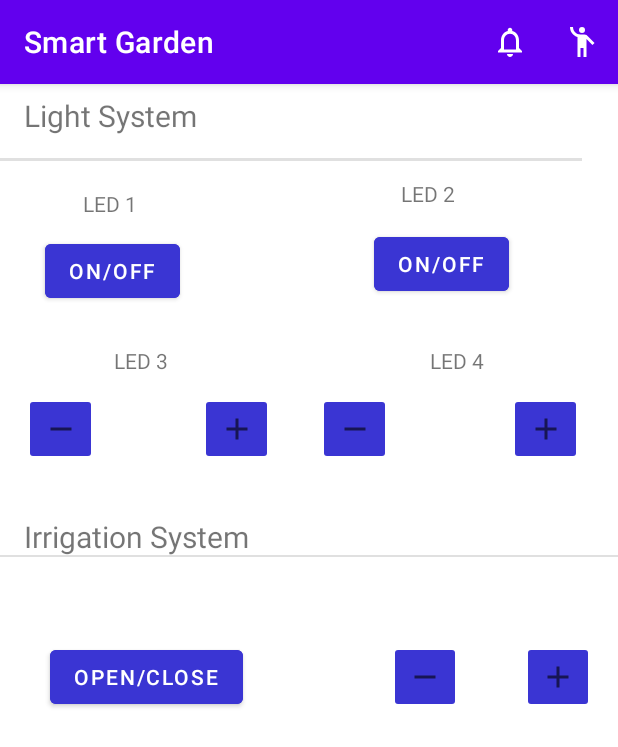
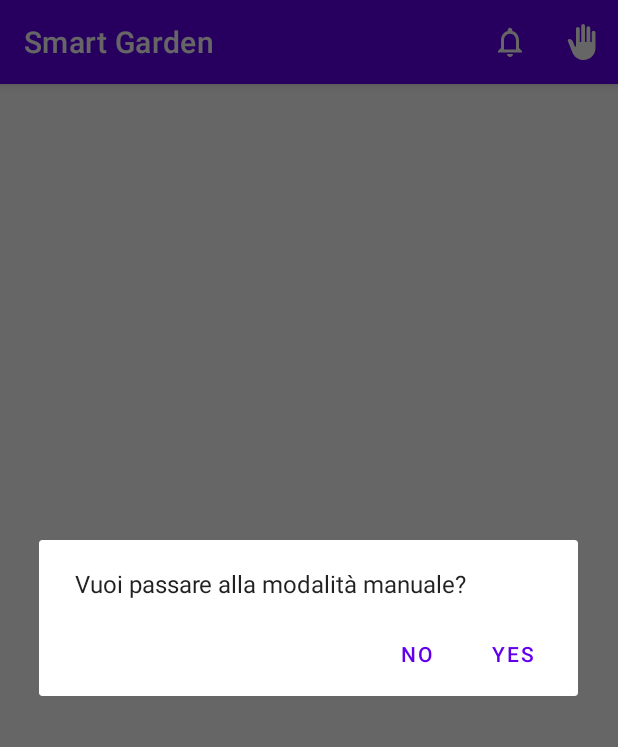
Before and after one commit to 9gusgusgus9/assignement_03, an Android app: the screen it shows after launch (MainActivity), after a tap on "Manual mode", on a phone screen of 412 x 824 dp. Shown: the top 747 px of the screen. Run offline under Robolectric (Android 15) with nearby library versions, the phone set to English and light mode, and no system bars.

Commit message:
Working Garden App

```diff
--- a/garden-app/app/src/main/java/com/example/garden_app/MainActivity.java
+++ b/garden-app/app/src/main/java/com/example/garden_app/MainActivity.java
@@ -1,14 +1,94 @@
 package com.example.garden_app;
 
+import androidx.annotation.NonNull;
+import androidx.appcompat.app.AlertDialog;
 import androidx.appcompat.app.AppCompatActivity;
 
+import android.annotation.SuppressLint;
+import android.content.DialogInterface;
 import android.os.Bundle;
+import android.view.Menu;
+import android.view.MenuItem;
+import android.view.View;
+import android.widget.Button;
+import android.widget.ImageButton;
+import android.widget.ScrollView;
+import android.widget.TextView;
 
 public class MainActivity extends AppCompatActivity {
+
+    private int led3Val;
+    private int led4Val;
+    private int irrigationVal;
+    private Status currentMode;
+
+    private Button led1;
+    private Button led2;
+    private ImageButton led3Meno;
+    private ImageButton led3Piu;
+    private TextView infoLed3;
+    private ImageButton led4Piu;
+    private ImageButton led4Meno;
+    private TextView infoLed4;
+    private TextView infoIrragation;
+    private Button irrigation;
+    private ImageButton irrigationPiu;
+    private ImageButton irrigationMeno;
+
+    private Button alarm;
+    private Button manualMode;
+    private ScrollView scrollView;
 
     @Override
     protected void onCreate(Bundle savedInstanceState) {
         super.onCreate(savedInstanceState);
         setContentView(R.layout.activity_main);
+        currentMode = Status.Auto;
+        if(this != null){
+            Utilities.setUpToolBar(this, "Smart Garden");
+        }
+
+        led1 = findViewById(R.id.led1_OnOff);
+        led2 = findViewById(R.id.led2_OnOff);
+        led3Piu = findViewById(R.id.led3_piu);
+        led3Meno = findViewById(R.id.led3_meno);
+        infoLed3 = findViewById(R.id.led3_info);
+        led4Piu = findViewById(R.id.led4_piu);
+        led4Meno = findViewById(R.id.led4_meno);
+        infoLed4 = findViewById(R.id.led4_info);
+        infoIrragation = findViewById(R.id.irrigationInfo);
+        irrigation = findViewById(R.id.irrigationButton);
+        irrigationPiu = findViewById(R.id.irrigationPiu);
+        irrigationMeno = findViewById(R.id.irrigationMeno);
+        scrollView = findViewById(R.id.scrollView);
+
+        scrollView.setVisibility(View.INVISIBLE);
+
+    }
+
+
+
+    @Override
+    public boolean onCreateOptionsMenu(Menu menu) {
+        getMenuInflater().inflate(R.menu.top_app_bar, menu);
+        return true;
+    }
+
+    @Override
+    public boolean onOptionsItemSelected(@NonNull MenuItem item) {
+        if (item.getItemId() == R.id.manual) {
+            new AlertDialog.Builder(this).setMessage("Vuoi passare alla modalità manuale?").setPositiveButton("Yes", new DialogInterface.OnClickListener() {
+                @Override
+                public void onClick(DialogInterface dialogInterface, int i) {
+                    scrollView.setVisibility(View.VISIBLE);
+                }
+            }).setNegativeButton("No", new DialogInterface.OnClickListener() {
+                @Override
+                public void onClick(DialogInterface dialogInterface, int i) {
+                    dialogInterface.cancel();
+                }
+            }).show();
+        }
+        return false;
     }
 }
--- /dev/null
+++ b/garden-app/app/src/main/java/com/example/garden_app/Status.java
@@ -0,0 +1,5 @@
+package com.example.garden_app;
+
+public enum Status {
+    Auto, Manual, Alarm;
+}
--- /dev/null
+++ b/garden-app/app/src/main/java/com/example/garden_app/Utilities.java
@@ -0,0 +1,19 @@
+package com.example.garden_app;
+
+import androidx.appcompat.app.ActionBar;
+import androidx.appcompat.app.AppCompatActivity;
+import androidx.appcompat.widget.Toolbar;
+
+public class Utilities {
+    public static void setUpToolBar(AppCompatActivity activity, String title){
+        ActionBar actionBar = activity.getSupportActionBar();
+        if(actionBar == null){
+            Toolbar toolBar = new Toolbar(activity);
+            activity.setSupportActionBar(toolBar);
+        }
+        else{
+            activity.getSupportActionBar().setTitle(title);
+        }
+    }
+
+}
--- /dev/null
+++ b/garden-app/app/src/main/res/drawable/ic_baseline_back_hand_24.xml
@@ -0,0 +1,10 @@
+<vector xmlns:android="http://schemas.android.com/apk/res/android"
+    android:width="24dp"
+    android:height="24dp"
+    android:viewportWidth="24"
+    android:viewportHeight="24"
+    android:tint="?attr/colorControlNormal">
+  <path
+      android:fillColor="@android:color/white"
+      android:pathData="M13,24c-3.26,0 -6.19,-1.99 -7.4,-5.02l-3.03,-7.61C2.26,10.58 3,9.79 3.81,10.05l0.79,0.26c0.56,0.18 1.02,0.61 1.24,1.16L7.25,15H8V3.25C8,2.56 8.56,2 9.25,2s1.25,0.56 1.25,1.25V12h1V1.25C11.5,0.56 12.06,0 12.75,0S14,0.56 14,1.25V12h1V2.75c0,-0.69 0.56,-1.25 1.25,-1.25c0.69,0 1.25,0.56 1.25,1.25V12h1V5.75c0,-0.69 0.56,-1.25 1.25,-1.25S21,5.06 21,5.75V16C21,20.42 17.42,24 13,24z"/>
+</vector>
--- a/garden-app/app/src/main/res/drawable/ic_baseline_emoji_people_24.xml
+++ /dev/null
@@ -1,13 +0,0 @@
-<vector xmlns:android="http://schemas.android.com/apk/res/android"
-    android:width="24dp"
-    android:height="24dp"
-    android:viewportWidth="24"
-    android:viewportHeight="24"
-    android:tint="?attr/colorControlNormal">
-  <path
-      android:fillColor="@android:color/white"
-      android:pathData="M12,4m-2,0a2,2 0,1 1,4 0a2,2 0,1 1,-4 0"/>
-  <path
-      android:fillColor="@android:color/white"
-      android:pathData="M15.89,8.11C15.5,7.72 14.83,7 13.53,7c-0.21,0 -1.42,0 -2.54,0C8.24,6.99 6,4.75 6,2H4c0,3.16 2.11,5.84 5,6.71V22h2v-6h2v6h2V10.05L18.95,14l1.41,-1.41L15.89,8.11z"/>
-</vector>
--- a/garden-app/app/src/main/res/layout/activity_main.xml
+++ b/garden-app/app/src/main/res/layout/activity_main.xml
@@ -6,14 +6,12 @@
     android:layout_height="match_parent"
     tools:context=".MainActivity">
 
-    <include layout="@layout/topbar" />
-
     <ScrollView
-        android:id="@+id/scrollView2"
+        android:id="@+id/scrollView"
         android:layout_width="match_parent"
         android:layout_height="match_parent"
         android:layout_marginTop="?attr/actionBarSize"
-        app:layout_anchor="@+id/scrollView2"
+        app:layout_anchor="@+id/scrollView"
         app:layout_anchorGravity="center">
 
         <androidx.constraintlayout.widget.ConstraintLayout
@@ -235,12 +233,12 @@
                 android:backgroundTint="@color/blue"
                 android:text="Open/Close"
                 app:layout_constraintBottom_toBottomOf="parent"
-                app:layout_constraintEnd_toStartOf="@+id/irrigationMinus"
+                app:layout_constraintEnd_toStartOf="@+id/irrigationMeno"
                 app:layout_constraintHorizontal_bias="0.12"
                 app:layout_constraintStart_toStartOf="parent" />
 
             <ImageButton
-                android:id="@+id/irrigationPlus"
+                android:id="@+id/irrigationPiu"
                 android:layout_width="0dp"
                 android:layout_height="48dp"
                 android:layout_marginTop="56dp"
@@ -253,7 +251,7 @@
                 tools:ignore="SpeakableTextPresentCheck" />
 
             <ImageButton
-                android:id="@+id/irrigationMinus"
+                android:id="@+id/irrigationMeno"
                 android:layout_width="0dp"
                 android:layout_height="48dp"
                 android:layout_marginEnd="15dp"
@@ -275,7 +273,7 @@
                 android:textAlignment="center"
                 android:textSize="30dp"
                 app:layout_constraintBottom_toBottomOf="parent"
-                app:layout_constraintEnd_toStartOf="@+id/irrigationPlus" />
+                app:layout_constraintEnd_toStartOf="@+id/irrigationPiu" />
 
         </androidx.constraintlayout.widget.ConstraintLayout>
 
--- a/garden-app/app/src/main/res/layout/topbar.xml
+++ b/garden-app/app/src/main/res/layout/topbar.xml
@@ -1,16 +1,22 @@
 <?xml version="1.0" encoding="utf-8"?>
-<com.google.android.material.appbar.AppBarLayout xmlns:android="http://schemas.android.com/apk/res/android"
+<androidx.coordinatorlayout.widget.CoordinatorLayout xmlns:android="http://schemas.android.com/apk/res/android"
     android:layout_width="match_parent"
-    android:layout_height="wrap_content"
+    android:layout_height="match_parent"
     xmlns:app="http://schemas.android.com/apk/res-auto">
+
+    <com.google.android.material.appbar.AppBarLayout
+        android:layout_width="match_parent"
+        android:layout_height="wrap_content">
 
         <com.google.android.material.appbar.MaterialToolbar
             android:layout_width="match_parent"
             android:layout_height="?attr/actionBarSize"
             android:id="@+id/topAppBar"
             app:title="@string/page_title"
+            app:titleTextColor="@color/white"
             app:menu="@menu/top_app_bar"
-        style="@style/Widget.MaterialComponents.Toolbar.Primary"
             />
 
     </com.google.android.material.appbar.AppBarLayout>
+
+</androidx.coordinatorlayout.widget.CoordinatorLayout>
--- a/garden-app/app/src/main/res/menu/top_app_bar.xml
+++ b/garden-app/app/src/main/res/menu/top_app_bar.xml
@@ -13,7 +13,7 @@
     <item
         android:id="@+id/manual"
         android:title="@string/manual_mode"
-        android:icon="@drawable/ic_baseline_emoji_people_24"
+        android:icon="@drawable/ic_baseline_back_hand_24"
         app:showAsAction="ifRoom"
         android:contentDescription="@string/set_manual_mode"
         />
--- a/garden-app/app/src/main/res/values-night/themes.xml
+++ b/garden-app/app/src/main/res/values-night/themes.xml
@@ -1,6 +1,6 @@
 <resources xmlns:tools="http://schemas.android.com/tools">
     <!-- Base application theme. -->
-    <style name="Theme.Garden_App" parent="Theme.MaterialComponents.DayNight.NoActionBar">
+    <style name="Theme.Garden_App" parent="Theme.MaterialComponents.DayNight.DarkActionBar">
         <!-- Primary brand color. -->
         <item name="colorPrimary">@color/purple_200</item>
         <item name="colorPrimaryVariant">@color/purple_700</item>
--- a/garden-app/app/src/main/res/values/themes.xml
+++ b/garden-app/app/src/main/res/values/themes.xml
@@ -1,6 +1,6 @@
 <resources xmlns:tools="http://schemas.android.com/tools">
     <!-- Base application theme. -->
-    <style name="Theme.Garden_App" parent="Theme.MaterialComponents.DayNight.NoActionBar">
+    <style name="Theme.Garden_App" parent="Theme.MaterialComponents.DayNight.DarkActionBar">
         <!-- Primary brand color. -->
         <item name="colorPrimary">@color/purple_500</item>
         <item name="colorPrimaryVariant">@color/purple_700</item>
```
Lines whose indentation alone changed are shown as unchanged.
